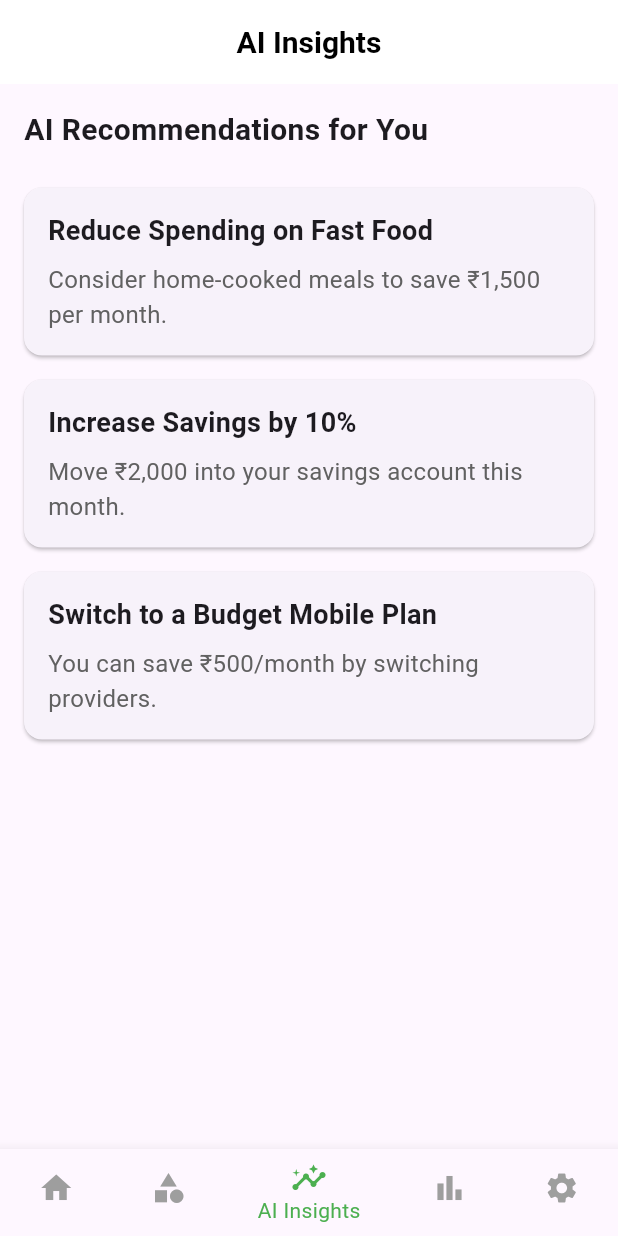
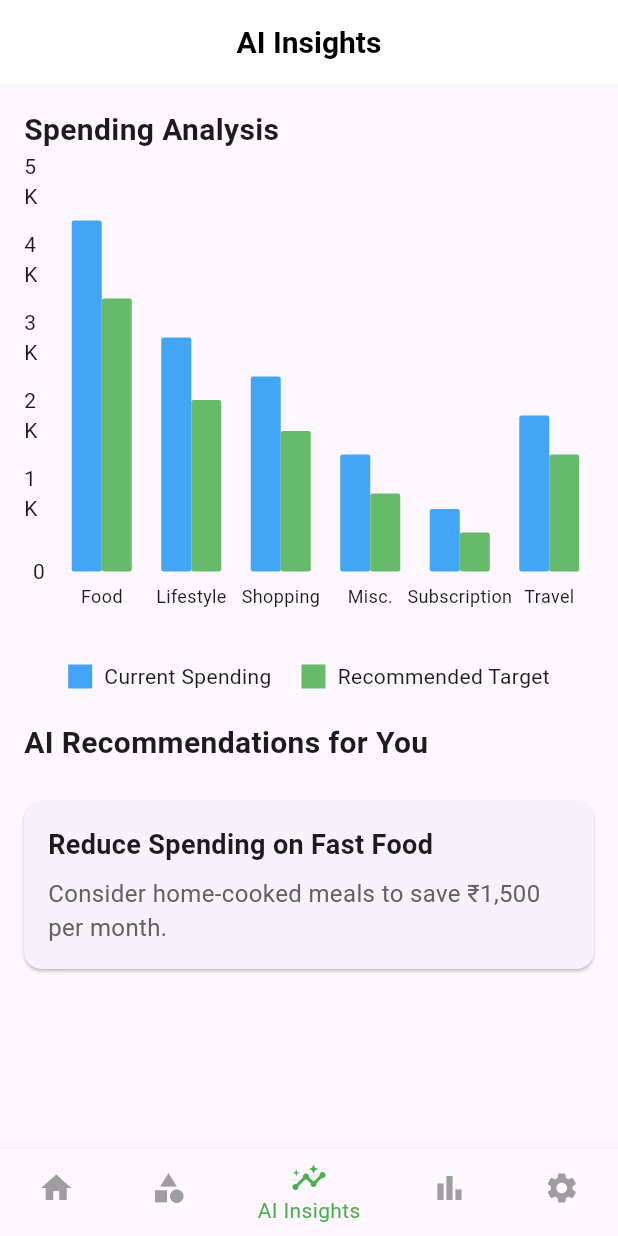
Before and after one commit to PrishaAnand04/SmartCashFlowManager_frontend, a Flutter app: the AiRecommendationPage screen opened directly, on a phone screen of 412 x 824 dp. Run offline on Flutter 3.47's test engine with Material 3 defaults, Android fonts, the phone set to English and light mode, and no system bars; drawn by our look-alikes of fl_chart; our stand-ins replace local_auth, logger, permission_handler.

Commit message:
changes in ai page

```diff
--- a/lib/ai_recommendation.dart
+++ b/lib/ai_recommendation.dart
@@ -1,10 +1,24 @@
 import 'package:flutter/material.dart';
+import 'package:fl_chart/fl_chart.dart';
 import 'home_page.dart';
 import 'categories_page.dart';
 import 'monthly_summary.dart';
 import 'settings.dart';
 
 class AiRecommendationPage extends StatelessWidget {
+  // Sample data for the chart (current vs recommended)
+  final Map<String, List<double>> categoryData = {
+    'Food': [4500, 3500],
+    'Lifestyle': [3000, 2200],
+    'Shopping': [2500, 1800],
+    'Misc.': [1500, 1000],
+    'Subscription': [800, 500],
+    'Travel': [2000, 1500],
+  };
+
+  final Color currentColor = Colors.blue[400]!;
+  final Color recommendedColor = Colors.green[400]!;
+
   @override
   Widget build(BuildContext context) {
     return Scaffold(
@@ -26,6 +40,76 @@ class AiRecommendationPage extends StatelessWidget {
           crossAxisAlignment: CrossAxisAlignment.start,
           children: [
             Text(
+              "Spending Analysis",
+              style: TextStyle(fontSize: 20, fontWeight: FontWeight.bold),
+            ),
+            SizedBox(height: 20),
+            Container(
+              height: 300,
+              child: BarChart(
+                BarChartData(
+                  alignment: BarChartAlignment.spaceAround,
+                  maxY: 5000,
+                  barTouchData: BarTouchData(enabled: false),
+                  titlesData: FlTitlesData(
+                    show: true,
+                    bottomTitles: AxisTitles(
+                      sideTitles: SideTitles(
+                        showTitles: true,
+                        getTitlesWidget: (value, meta) {
+                          final index = value.toInt();
+                          return Padding(
+                            padding: const EdgeInsets.only(top: 8.0),
+                            child: Text(
+                              categoryData.keys.elementAt(index),
+                              style: TextStyle(fontSize: 12),textAlign: TextAlign.center,
+                            ),
+                          );
+                        },
+                        reservedSize: 40,
+                      ),
+                    ),
+                    leftTitles: AxisTitles(
+                      sideTitles: SideTitles(
+                        showTitles: true,
+                        interval: 1000,
+                      ),
+                    ),
+                    rightTitles: AxisTitles(sideTitles: SideTitles(showTitles: false),),
+                    topTitles: AxisTitles(sideTitles: SideTitles(showTitles: false),),
+                  ),
+                  gridData: FlGridData(show: false),
+                  borderData: FlBorderData(show: false),
+                  barGroups: categoryData.keys.map((category) {
+                    final index = categoryData.keys.toList().indexOf(category);
+                    return BarChartGroupData(
+                      x: index,
+                      groupVertically: false,
+                      barsSpace: 0,
+                      barRods: [
+                        BarChartRodData(
+                          toY: categoryData[category]![0],
+                          color: currentColor,
+                          width: 20,
+                          borderRadius: BorderRadius.circular(1.5),
+                        ),
+                        BarChartRodData(
+                          toY: categoryData[category]![1],
+                          color: recommendedColor,
+                          width: 20,
+                          borderRadius: BorderRadius.circular(1.5),
+                        ),
+                      ],
+                    );
+                  }).toList(),
+                  groupsSpace: 24
+                ),
+              ),
+            ),
+            SizedBox(height: 20),
+            _buildLegend(),
+            SizedBox(height: 20),
+            Text(
               "AI Recommendations for You",
               style: TextStyle(fontSize: 20, fontWeight: FontWeight.bold),
             ),
@@ -34,21 +118,13 @@ class AiRecommendationPage extends StatelessWidget {
               "Reduce Spending on Fast Food",
               "Consider home-cooked meals to save ₹1,500 per month.",
             ),
-            _buildRecommendationCard(
-              "Increase Savings by 10%",
-              "Move ₹2,000 into your savings account this month.",
-            ),
-            _buildRecommendationCard(
-              "Switch to a Budget Mobile Plan",
-              "You can save ₹500/month by switching providers.",
-            ),
           ],
         ),
       ),
       bottomNavigationBar: BottomNavigationBar(
         selectedItemColor: Colors.green,
         unselectedItemColor: Colors.grey,
-        currentIndex: 2, // Highlight AI Insights tab
+        currentIndex: 2,
         onTap: (int index) {
           if (index == 0) {
             Navigator.push(
@@ -60,23 +136,21 @@ class AiRecommendationPage extends StatelessWidget {
               context,
               MaterialPageRoute(builder: (context) => CategoriesPage()),
             );
-          }
-          else if (index == 2) {
-            Navigator.push(context, MaterialPageRoute(builder: (context) => AiRecommendationPage()));
-          }
-          else if (index == 3) {
+          } else if (index == 2) {
+            Navigator.push(
+                context,
+                MaterialPageRoute(builder: (context) => AiRecommendationPage()));
+          } else if (index == 3) {
             Navigator.push(
               context,
               MaterialPageRoute(builder: (context) => MonthlySummaryPage()),
             );
-          }
-          else if (index == 4) {
+          } else if (index == 4) {
             Navigator.push(
               context,
               MaterialPageRoute(builder: (context) => SettingsPage()),
             );
           }
-
         },
         items: const [
           BottomNavigationBarItem(
@@ -104,6 +178,31 @@ class AiRecommendationPage extends StatelessWidget {
     );
   }
 
+  Widget _buildLegend() {
+    return Row(
+      mainAxisAlignment: MainAxisAlignment.center,
+      children: [
+        _buildLegendItem("Current Spending", currentColor),
+        SizedBox(width: 20),
+        _buildLegendItem("Recommended Target", recommendedColor),
+      ],
+    );
+  }
+
+  Widget _buildLegendItem(String text, Color color) {
+    return Row(
+      children: [
+        Container(
+          width: 16,
+          height: 16,
+          color: color,
+        ),
+        SizedBox(width: 8),
+        Text(text),
+      ],
+    );
+  }
+
   Widget _buildRecommendationCard(String title, String description) {
     return Card(
       margin: EdgeInsets.symmetric(vertical: 8),
```
Also changed, not shown: 1 other file.
